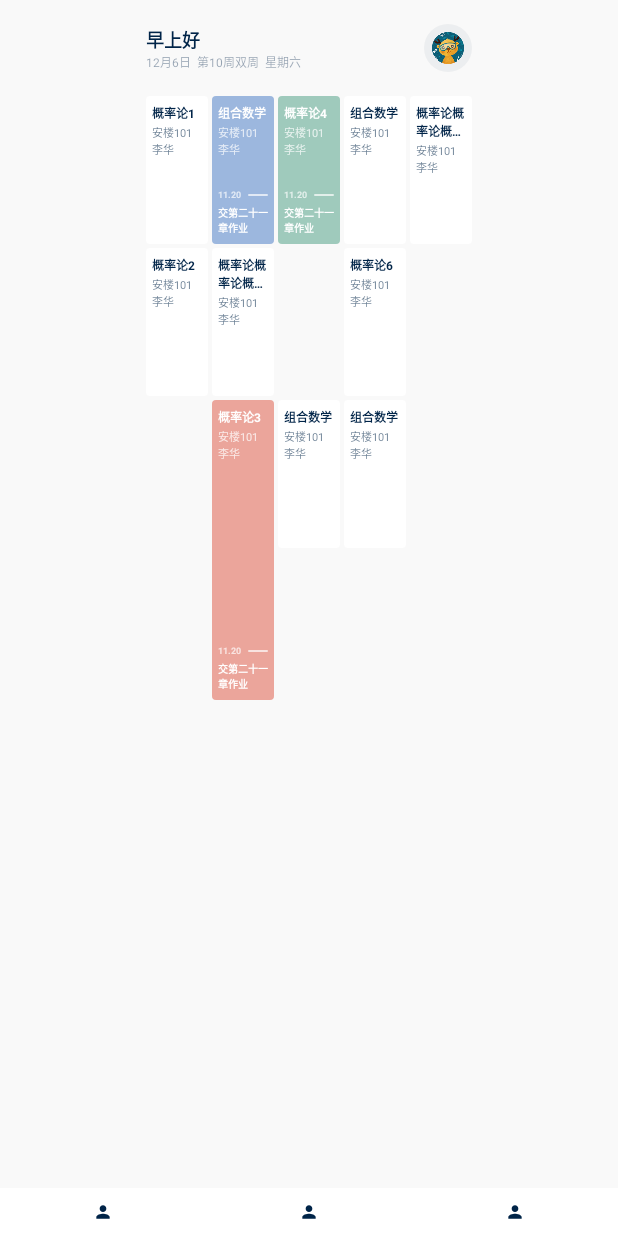
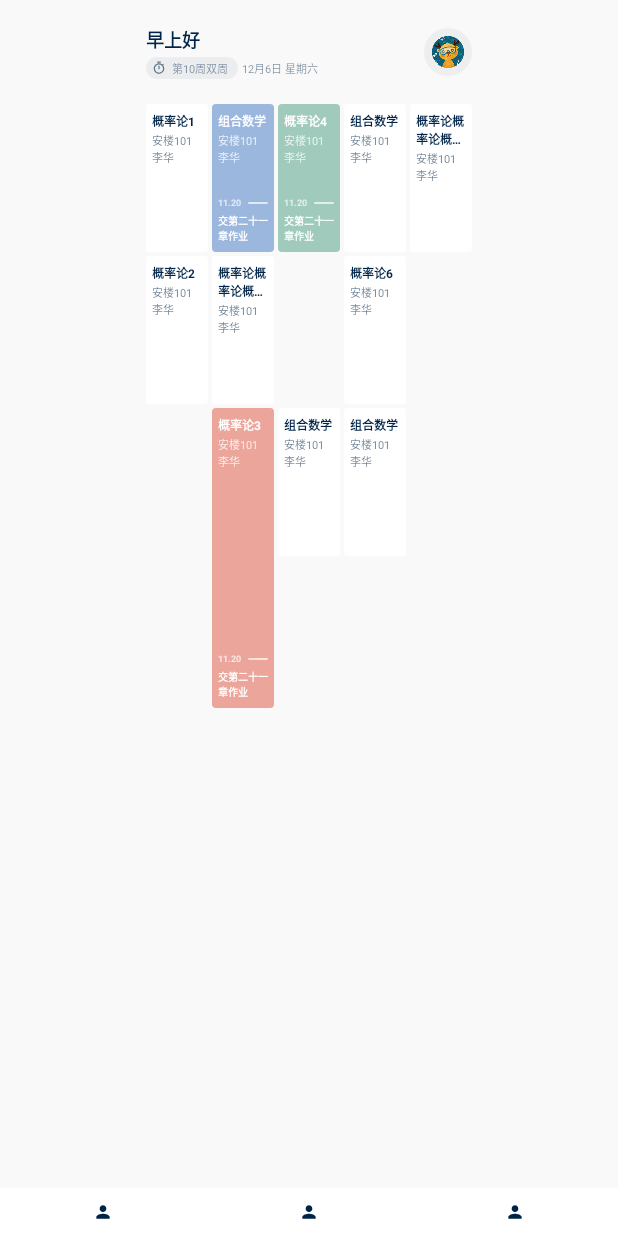
Before and after one commit to keyebang/keyebang-1, an Android app: the screen it shows after launch (MainActivity), on a phone screen of 412 x 824 dp. Run offline under Robolectric (Android 15) with nearby library versions, the phone set to English and light mode, and no system bars; our stand-ins replace CircleImageView; libraries missing offline, so code that uses them is left out: cn.bmob.v3; 5 statements that could not run were skipped.

Commit message:
CourseTable UI Optimization

```diff
--- a/app/src/main/java/com/shg/keyebang/presenter/coursetable/CourseTablePresenter.java
+++ b/app/src/main/java/com/shg/keyebang/presenter/coursetable/CourseTablePresenter.java
@@ -37,15 +37,18 @@ public class CourseTablePresenter extends BasePresenter {
         }
     }
 
+    public String getTitle(){
+        if(!User.isLogin()) return "当前用户未登录";
+        String nickname = User.getCurrentUser(User.class).getNickname();
+        String greeting = MyTools.getGreeting(Calendar.getInstance().get(Calendar.HOUR_OF_DAY));
+        return greeting + " " + nickname;
+    }
+
     public void getSemesterTime(){
         FakeTableService.getSemesterTime(new SemesterTimeListener() {
             @Override
             public void onSuccess(String time) {
-                Calendar date = Calendar.getInstance();
-                int month = date.get(Calendar.MONTH) + 1;
-                int day = date.get(Calendar.DAY_OF_MONTH);
-                String weekday = MyTools.numToCN(date.get(Calendar.DAY_OF_WEEK));
-                fragment.setSemesterTime(month + "月" + day + "日  " + time + "  星期" + weekday);
+                fragment.setSemesterTime(time);
             }
 
             @Override
@@ -55,10 +58,13 @@ public class CourseTablePresenter extends BasePresenter {
         });
     }
 
-    public String getTitle(){
-        if(!User.isLogin()) return "当前用户未登录";
-        String nickname = User.getCurrentUser(User.class).getNickname();
-        String greeting = MyTools.getGreeting(Calendar.getInstance().get(Calendar.HOUR_OF_DAY));
-        return greeting + " " + nickname;
+    public String getDate() {
+        Calendar date = Calendar.getInstance();
+        int month = date.get(Calendar.MONTH) + 1;
+        int day = date.get(Calendar.DAY_OF_MONTH);
+        String weekday = MyTools.numToCN(date.get(Calendar.DAY_OF_WEEK));
+        return month + "月" + day + "日 " +  "星期" + weekday;
     }
+
+
 }
--- a/app/src/main/java/com/shg/keyebang/view/activity/coursetable/CourseTableFragment.java
+++ b/app/src/main/java/com/shg/keyebang/view/activity/coursetable/CourseTableFragment.java
@@ -28,7 +28,8 @@ public class CourseTableFragment extends BaseFragment {
     private ArrayList<CourseCard> courseCards;
     private ConstraintLayout tableContainer;
     private TextView title;
-    private TextView time;
+    private TextView semesterTime;
+    private TextView date;
     private CircleImageView avatar;
 
 
@@ -36,7 +37,8 @@ public class CourseTableFragment extends BaseFragment {
     protected void init(View view) {
         tableContainer = view.findViewById(R.id.tableContainer);
         title = view.findViewById(R.id.courseTableTitle);
-        time = view.findViewById(R.id.courseTableTime);
+        semesterTime = view.findViewById(R.id.semesterTime);
+        date = view.findViewById(R.id.date);
         avatar = view.findViewById(R.id.avatar);
     }
 
@@ -67,8 +69,10 @@ public class CourseTableFragment extends BaseFragment {
         });
 
         presenter.fakeGetTableToFragment();
+        presenter.getDate();
         presenter.getSemesterTime();
         title.setText(presenter.getTitle());
+        date.setText(presenter.getDate());
 
         return view;
     }
@@ -91,6 +95,6 @@ public class CourseTableFragment extends BaseFragment {
 
 
     public void setSemesterTime(String textTime) {
-        time.setText(textTime);
+        semesterTime.setText(textTime);
     }
 }
--- /dev/null
+++ b/app/src/main/res/drawable/common_bg_roundlayout_black.xml
@@ -0,0 +1,7 @@
+<?xml version="1.0" encoding="utf-8"?>
+<shape android:shape="rectangle" xmlns:android="http://schemas.android.com/apk/res/android">
+
+    <corners android:radius="96dp"/>
+    <solid android:color="#0D002448"/>
+
+</shape>
--- /dev/null
+++ b/app/src/main/res/drawable/ic_timer_black_24dp.xml
@@ -0,0 +1,4 @@
+<vector android:height="20dp" android:viewportHeight="24.0"
+    android:viewportWidth="24.0" android:width="20dp" xmlns:android="http://schemas.android.com/apk/res/android">
+    <path android:fillColor="@color/themeColorBlack" android:pathData="M15,1L9,1v2h6L15,1zM11,14h2L13,8h-2v6zM19.03,7.39l1.42,-1.42c-0.43,-0.51 -0.9,-0.99 -1.41,-1.41l-1.42,1.42C16.07,4.74 14.12,4 12,4c-4.97,0 -9,4.03 -9,9s4.02,9 9,9 9,-4.03 9,-9c0,-2.12 -0.74,-4.07 -1.97,-5.61zM12,20c-3.87,0 -7,-3.13 -7,-7s3.13,-7 7,-7 7,3.13 7,7 -3.13,7 -7,7z"/>
+</vector>
--- a/app/src/main/res/layout/fragment_coursetable.xml
+++ b/app/src/main/res/layout/fragment_coursetable.xml
@@ -17,7 +17,7 @@
         <androidx.constraintlayout.widget.ConstraintLayout
             android:id="@+id/tableTitle"
             android:layout_width="match_parent"
-            android:layout_height="96dp">
+            android:layout_height="104dp">
 
             <LinearLayout
                 android:layout_width="wrap_content"
@@ -28,14 +28,55 @@
                 android:orientation="vertical">
 
                 <TextView
-                    style="@style/mainMiniTitle"
+                    style="@style/miniMainTitle"
                     android:id="@+id/courseTableTitle"
                     android:text="Title"/>
 
-                <TextView
-                    style="@style/subTitle"
-                    android:id="@+id/courseTableTime"
-                    android:text="Time"/>
+                <androidx.constraintlayout.widget.ConstraintLayout
+                    android:layout_width="wrap_content"
+                    android:layout_height="wrap_content"
+                    android:layout_marginTop="4dp">
+
+                    <ImageView
+                        android:id="@+id/timeBg"
+                        android:layout_width="92dp"
+                        android:layout_height="22dp"
+                        app:layout_constraintTop_toTopOf="parent"
+                        app:layout_constraintBottom_toBottomOf="parent"
+                        app:layout_constraintLeft_toLeftOf="parent"
+                        android:background="@drawable/common_bg_roundlayout_black"/>
+
+                    <ImageView
+                        android:id="@+id/timeIcon"
+                        android:layout_width="14dp"
+                        android:layout_height="14dp"
+                        app:layout_constraintTop_toTopOf="parent"
+                        app:layout_constraintBottom_toBottomOf="parent"
+                        app:layout_constraintLeft_toLeftOf="parent"
+                        android:layout_marginLeft="6dp"
+                        android:src="@drawable/ic_timer_black_24dp"
+                        android:alpha="0.6"/>
+
+                    <TextView
+                        style="@style/miniSubTitle"
+                        android:id="@+id/semesterTime"
+                        app:layout_constraintTop_toTopOf="parent"
+                        app:layout_constraintBottom_toBottomOf="parent"
+                        app:layout_constraintLeft_toRightOf="@id/timeIcon"
+                        app:layout_constraintRight_toRightOf="@id/timeBg"
+                        android:layout_marginRight="4dp"
+                        android:text="semesterTime"/>
+
+                    <TextView
+                        style="@style/miniSubTitle"
+                        android:id="@+id/date"
+                        app:layout_constraintTop_toTopOf="parent"
+                        app:layout_constraintBottom_toBottomOf="parent"
+                        app:layout_constraintLeft_toRightOf="@id/timeBg"
+                        android:layout_marginLeft="4dp"
+                        android:text="Time"/>
+
+                </androidx.constraintlayout.widget.ConstraintLayout>
 
             </LinearLayout>
 
@@ -62,8 +103,6 @@
 
         </androidx.constraintlayout.widget.ConstraintLayout>
 
-
-
         <androidx.constraintlayout.widget.ConstraintLayout
             android:id="@+id/tableContainer"
             android:layout_width="match_parent"
--- a/app/src/main/res/values/styles.xml
+++ b/app/src/main/res/values/styles.xml
@@ -65,7 +65,7 @@
         <item name="android:textColor">@color/themeColorBlack</item>
     </style>
 
-    <style name="mainMiniTitle">
+    <style name="miniMainTitle">
         <item name="android:layout_width">wrap_content</item>
         <item name="android:layout_height">wrap_content</item>
         <item name="android:textSize">18sp</item>
@@ -79,7 +79,16 @@
         <item name="android:textSize">12sp</item>
         <item name="android:textStyle">normal</item>
         <item name="android:textColor">@color/themeColorBlack</item>
-        <item name="android:alpha">0.4</item>
+        <item name="android:alpha">0.5</item>
+    </style>
+
+    <style name="miniSubTitle">
+        <item name="android:layout_width">wrap_content</item>
+        <item name="android:layout_height">wrap_content</item>
+        <item name="android:textSize">11sp</item>
+        <item name="android:textStyle">normal</item>
+        <item name="android:textColor">@color/themeColorBlack</item>
+        <item name="android:alpha">0.5</item>
     </style>
 
 </resources>
```
